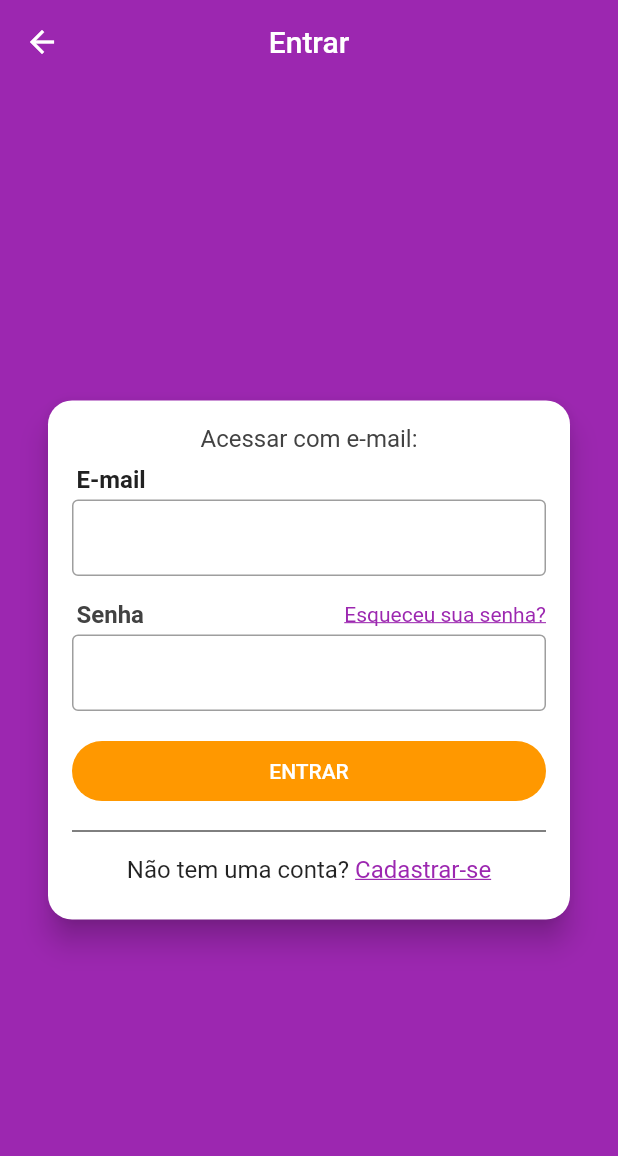
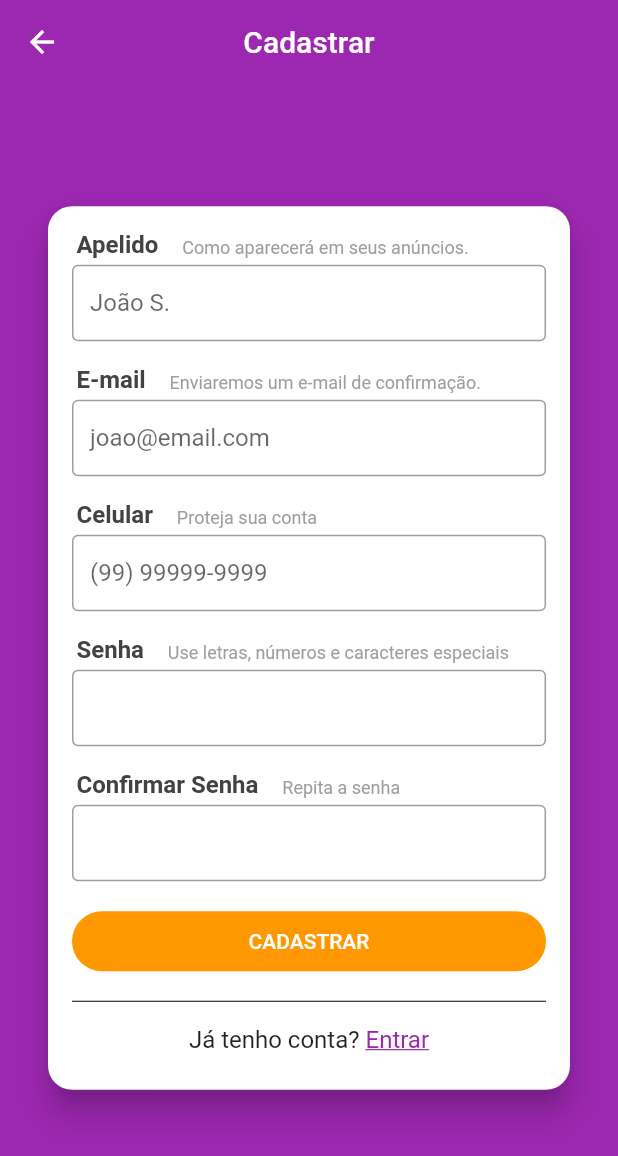
Before and after one commit to eskokado/esk_olx_mobx, a Flutter app: the LoginScreen screen opened directly, after a tap on "Cadastrar-se", on a phone screen of 412 x 824 dp. Shown: the top 1156 px of the screen. Run offline on Flutter 3.47's test engine with Material 2 defaults, Android fonts, the phone set to English and light mode, and no system bars; our stand-ins replace brasil_fields, flutter_mobx, get_it, mobx, parse_server_sdk; generated files the repository leaves out were written again.

Commit message:
feat: validando outros campos do cadastro

```diff
--- /dev/null
+++ b/lib/helpers/extensions.dart
@@ -0,0 +1,9 @@
+extension StringExtension on String {
+
+  bool isEmailValid() {
+    final RegExp regex = RegExp(
+        r"^(([^<>()[\]\\.,;:\s@\']+(\.[^<>()[\]\\.,;:\s@\']+)*)|(\'.+\'))@((\[[0-9]{1,3}\.[0-9]{1,3}\.[0-9]{1,3}\.[0-9]{1,3}\])|(([a-zA-Z\-0-9]+\.)+[a-zA-Z]{2,}))$");
+    return regex.hasMatch(this);
+  }
+
+}
--- a/lib/screens/login/login_screen.dart
+++ b/lib/screens/login/login_screen.dart
@@ -1,4 +1,6 @@
 import 'package:flutter/material.dart';
+
+import '../signup/signup_screen.dart';
 
 class LoginScreen extends StatelessWidget {
 
@@ -12,6 +14,8 @@ class LoginScreen extends StatelessWidget {
       body: Container(
         alignment: Alignment.center,
         child: SingleChildScrollView(
+          child: Padding(
+            padding: const EdgeInsets.only(bottom: 16.0),
             child: Card(
               margin: const EdgeInsets.symmetric(horizontal: 32),
               shape: RoundedRectangleBorder(
@@ -109,9 +113,9 @@ class LoginScreen extends StatelessWidget {
                           ),
                           GestureDetector(
                             onTap: () {
-                            // Navigator.of(context).push(MaterialPageRoute(
-                            //   builder: (_) => SignUpScreen())
-                            // );
+                              Navigator.of(context).push(MaterialPageRoute(
+                                builder: (_) => SignupScreen())
+                              );
                             },
                             child: Text(
                               'Cadastrar-se',
@@ -131,6 +135,7 @@ class LoginScreen extends StatelessWidget {
             ),
           ),
         ),
+      ),
     );
   }
 }
--- /dev/null
+++ b/lib/screens/signup/components/field_title.dart
@@ -0,0 +1,34 @@
+import 'package:flutter/material.dart';
+
+class FieldTitle extends StatelessWidget {
+  FieldTitle({this.title, this.subtitle});
+  final String title;
+  final String subtitle;
+
+  @override
+  Widget build(BuildContext context) {
+    return Padding(
+      padding: const EdgeInsets.only(left: 3, bottom: 4),
+      child: Wrap(
+        crossAxisAlignment: WrapCrossAlignment.end,
+        children: [
+          Text(
+            '$title    ',
+            style: TextStyle(
+              color: Colors.grey[800],
+              fontSize: 16,
+              fontWeight: FontWeight.w700,
+            )
+          ),
+          Text(
+            '$subtitle',
+            style: TextStyle(
+              color: Colors.grey,
+              fontSize: 12,
+            )
+          ),
+        ],
+      ),
+    );
+  }
+}
--- /dev/null
+++ b/lib/screens/signup/signup_screen.dart
@@ -0,0 +1,168 @@
+import 'package:brasil_fields/formatter/telefone_input_formatter.dart';
+import 'package:flutter/material.dart';
+import 'package:flutter/services.dart';
+import 'package:flutter_mobx/flutter_mobx.dart';
+
+import '../../stores/signup_store.dart';
+import '../login/login_screen.dart';
+import 'components/field_title.dart';
+
+class SignupScreen extends StatelessWidget {
+  SignupStore signupStore = new SignupStore();
+
+  @override
+  Widget build(BuildContext context) {
+    return Scaffold(
+      appBar: AppBar(
+        title: Text("Cadastrar"),
+        centerTitle: true,
+      ),
+      body: Container(
+        alignment: Alignment.center,
+        child: SingleChildScrollView(
+          child: Padding(
+            padding: const EdgeInsets.only(bottom: 16.0),
+            child: Card(
+              margin: const EdgeInsets.symmetric(horizontal: 32),
+              shape: RoundedRectangleBorder(
+                borderRadius: BorderRadius.circular(16),
+              ),
+              elevation: 8,
+              child: Padding(
+                padding: const EdgeInsets.all(16),
+                child: Column(
+                  crossAxisAlignment: CrossAxisAlignment.stretch,
+                  mainAxisSize: MainAxisSize.min,
+                  children: [
+                    FieldTitle(
+                      title: 'Apelido',
+                      subtitle: 'Como aparecerá em seus anúncios.',
+                    ),
+                    Observer(builder: (_) {
+                      return TextField(
+                        decoration: InputDecoration(
+                          border: OutlineInputBorder(),
+                          hintText: 'João S.',
+                          isDense: true,
+                          errorText: signupStore.nameError,
+                        ),
+                        onChanged: signupStore.setName,
+                      );
+                    }),
+                    const SizedBox(height: 16),
+                    FieldTitle(
+                      title: 'E-mail',
+                      subtitle: 'Enviaremos um e-mail de confirmação.',
+                    ),
+                    Observer(builder: (_) {
+                      return TextField(
+                        decoration: InputDecoration(
+                          border: OutlineInputBorder(),
+                          hintText: 'joao@email.com',
+                          isDense: true,
+                          errorText: signupStore.emailError,
+                        ),
+                        keyboardType: TextInputType.emailAddress,
+                        autocorrect: false,
+                        onChanged: signupStore.setEmail,
+                      );
+                    }),
+                    const SizedBox(height: 16),
+                    FieldTitle(
+                      title: 'Celular',
+                      subtitle: 'Proteja sua conta',
+                    ),
+                    Observer(builder: (_) {
+                      return TextField(
+                        decoration: InputDecoration(
+                          border: OutlineInputBorder(),
+                          hintText: '(99) 99999-9999',
+                          isDense: true,
+                          errorText: signupStore.phoneError,
+                        ),
+                        keyboardType: TextInputType.phone,
+                        inputFormatters: [
+                          WhitelistingTextInputFormatter.digitsOnly,
+                          TelefoneInputFormatter()
+                        ],
+                        onChanged: signupStore.setPhone,
+                      );
+                    }),
+                    const SizedBox(height: 16),
+                    FieldTitle(
+                      title: 'Senha',
+                      subtitle: 'Use letras, números e caracteres especiais',
+                    ),
+                    Observer(builder: (_) {
+                      return TextField(
+                          decoration: InputDecoration(
+                            border: OutlineInputBorder(),
+                            isDense: true,
+                            errorText: signupStore.pass1Error,
+                          ),
+                          obscureText: true,
+                          onChanged: signupStore.setPass1);
+                    }),
+                    const SizedBox(height: 16),
+                    FieldTitle(
+                      title: 'Confirmar Senha',
+                      subtitle: 'Repita a senha',
+                    ),
+                    Observer(builder: (_) {
+                      return TextField(
+                          decoration: InputDecoration(
+                              border: OutlineInputBorder(),
+                              isDense: true,
+                              errorText: signupStore.pass2Error),
+                          obscureText: true,
+                          onChanged: signupStore.setPass2);
+                    }),
+                    Observer(builder: (_) {
+                      return Container(
+                        height: 40,
+                        margin: const EdgeInsets.only(top: 20, bottom: 12),
+                        child: RaisedButton(
+                          color: Colors.orange,
+                          child: Text('CADASTRAR'),
+                          textColor: Colors.white,
+                          elevation: 0,
+                          shape: RoundedRectangleBorder(
+                            borderRadius: BorderRadius.circular(20),
+                          ),
+                          onPressed: () {},
+                        ),
+                      );
+                    }),
+                    Divider(color: Colors.black),
+                    Padding(
+                      padding: EdgeInsets.symmetric(vertical: 8),
+                      child: Wrap(
+                        alignment: WrapAlignment.center,
+                        children: [
+                          const Text('Já tenho conta? ',
+                              style: TextStyle(fontSize: 16)),
+                          GestureDetector(
+                            onTap: () {
+                              Navigator.of(context).push(MaterialPageRoute(
+                                  builder: (_) => LoginScreen()));
+                            },
+                            child: Text('Entrar',
+                                style: TextStyle(
+                                  decoration: TextDecoration.underline,
+                                  fontSize: 16,
+                                  color: Colors.purple,
+                                )),
+                          ),
+                        ],
+                      ),
+                    )
+                  ],
+                ),
+              ),
+            ),
+          ),
+        ),
+      ),
+    );
+  }
+}
--- /dev/null
+++ b/lib/stores/signup_store.dart
@@ -0,0 +1,92 @@
+import 'package:mobx/mobx.dart';
+import 'package:xlo_mobx/helpers/extensions.dart';
+
+part 'signup_store.g.dart';
+
+class SignupStore = _SignupStoreBase with _$SignupStore;
+
+abstract class _SignupStoreBase with Store {
+  @observable
+  String name;
+
+  @action
+  void setName(String value) => name = value;
+
+  @computed
+  bool get nameValid => name != null && name.length > 6;
+  String get nameError {
+    if (name == null || nameValid)
+      return null;
+    else if (name.isEmpty)
+      return 'Campo obrigatório';
+    else
+      return 'Nome muito curto';
+  }
+
+  @observable
+  String email;
+
+  @action
+  void setEmail(String value) => email = value;
+
+  @computed
+  bool get emailValid => email != null && email.isEmailValid();
+  String get emailError {
+    if (email == null || emailValid)
+      return null;
+    else if (email.isEmpty)
+      return 'Campo obrigatório';
+    else
+      return 'E-mail inválido';
+  }
+
+  @observable
+  String phone;
+
+  @action
+  void setPhone(String value) => phone = value;
+
+  @computed
+  bool get phoneValid => phone != null && phone.length >= 14;
+  String get phoneError {
+    if (phone == null || phoneValid)
+      return null;
+    else if (phone.isEmpty)
+      return 'Campo obrigatório';
+    else
+      return 'Telefone muito curto';
+  }
+
+  @observable
+  String pass1;
+
+  @action
+  void setPass1(String value) => pass1 = value;
+
+  @computed
+  bool get pass1Valid => pass1 != null && pass1.length >= 6;
+  String get pass1Error {
+    if (pass1 == null || pass1Valid)
+      return null;
+    else if (pass1.isEmpty)
+      return 'Campo obrigatório';
+    else
+      return 'Senha muito curto';
+  }
+
+  @observable
+  String pass2;
+
+  @action
+  void setPass2(String value) => pass2 = value;
+
+  @computed
+  bool get pass2Valid => pass2 != null && pass1 == pass2;
+  String get pass2Error {
+    if (pass2 == null || pass2Valid)
+      return null;
+    else
+      return 'Senhas não conferem';
+  }
+
+}
```
Also changed, not shown: lib/stores/signup_store.g.dart (added). Lines whose indentation alone changed are shown as unchanged.
